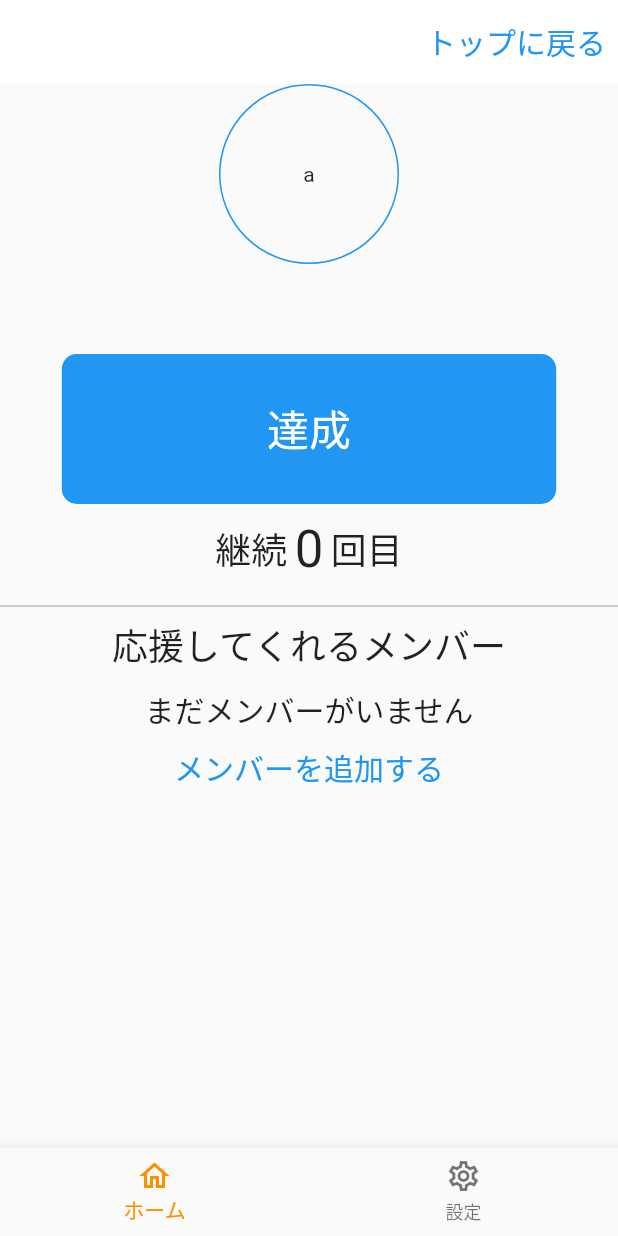
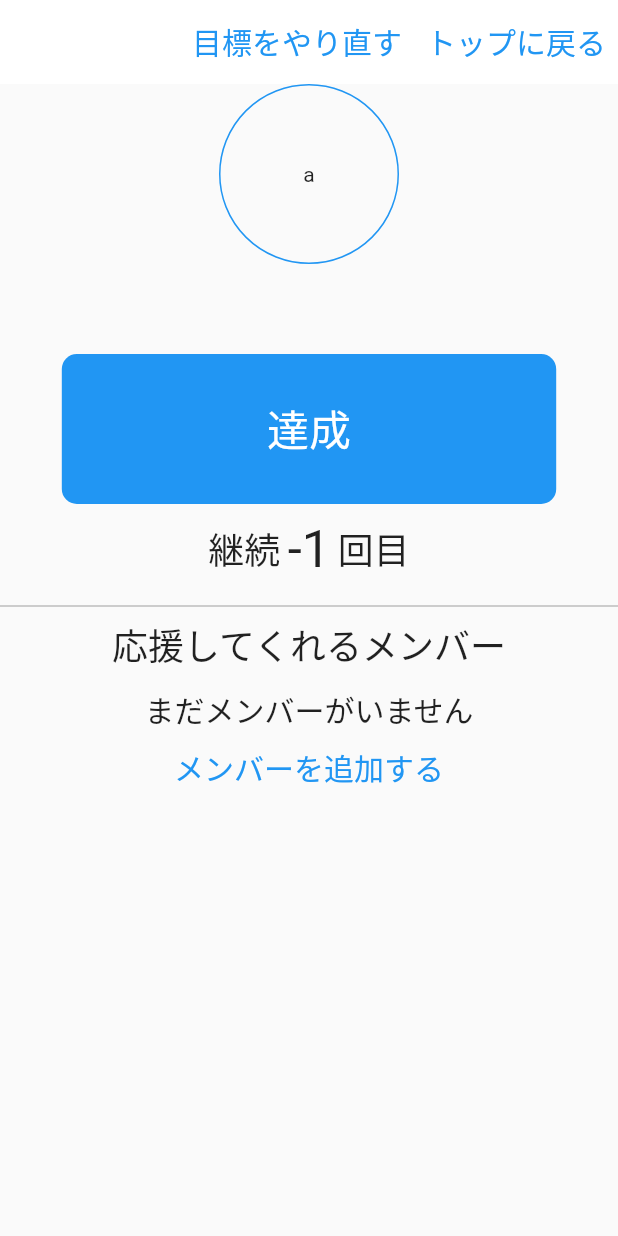
Before and after one commit to y0303noki/YellApp, a Flutter app: the StartMySettingConfirmPage screen opened directly, after a tap on "はじめる", on a phone screen of 412 x 824 dp. Run offline on Flutter 3.47's test engine with Material 2 defaults, Android fonts, the light colour scheme and no system bars; our stand-ins replace bubble, cloud_firestore, firebase_auth, firebase_core, flutter_hooks, hooks_riverpod and 2 more; missing offline and left inert: dart:ffi; accounts and stored records are empty; network calls fail.

Commit message:
コミット

```diff
--- a/lib/firebase/my_goal_firebase.dart
+++ b/lib/firebase/my_goal_firebase.dart
@@ -197,4 +197,9 @@ class MyGoalFirebase {
       print(e);
     }
   }
+
+  /// 指定されたidの目標データを物理削除する
+  Future<void> deleteMyGoalData(String goalId) async {
+    _firestore.collection(myGoals).doc(goalId).delete();
+  }
 }
--- a/lib/screen/my/my_achievement_page.dart
+++ b/lib/screen/my/my_achievement_page.dart
@@ -28,6 +28,13 @@ class MyAchievementPage extends ConsumerWidget {
         elevation: 0,
         actions: [
           TextButton(
+            onPressed: () async {
+              await _myGoalFirebase.deleteMyGoalData(myAchievment.goalId);
+              Navigator.popUntil(context, (route) => route.isFirst);
+            },
+            child: TextWidget.headLineText6('目標をやり直す'),
+          ),
+          TextButton(
             onPressed: () {
               Navigator.popUntil(context, (route) => route.isFirst);
             },
@@ -45,25 +52,6 @@ class MyAchievementPage extends ConsumerWidget {
           physics: const AlwaysScrollableScrollPhysics(),
           child: _futureBody(context, myAchievment, invite),
         ),
-      ),
-      bottomNavigationBar: BottomNavigationBar(
-        backgroundColor: Theme.of(context).canvasColor,
-        items: const <BottomNavigationBarItem>[
-          BottomNavigationBarItem(
-            icon: Icon(Icons.home_outlined),
-            label: 'ホーム',
-          ),
-          BottomNavigationBarItem(
-            icon: Icon(Icons.settings_outlined),
-            label: '設定',
-          ),
-        ],
-        currentIndex: 0,
-        selectedItemColor: Colors.amber[800],
-        onTap: (index) {
-          // フッターを押して画面切り替え
-          // bottomNavigationData.setCurrentIndex(index);
-        },
       ),
     );
   }
@@ -272,9 +260,7 @@ class MyAchievementPage extends ConsumerWidget {
                     return;
                   }
                   myAchievment.tapToday();
-                  int dayOrTime = myAchievment.unitType == 0
-                      ? myAchievment.currentDay
-                      : myAchievment.currentTime;
+                  int dayOrTime = myAchievment.currentDayOrTime;
 
                   // 一言コメント
                   String achievedMyMessage =
@@ -307,11 +293,11 @@ class MyAchievementPage extends ConsumerWidget {
                         left: 5,
                         right: 5,
                       ),
-                      child: myAchievment.unitType == 0
+                      child: myAchievment.isTapedToday
                           ? TextWidget.headLineText4(
-                              '${myAchievment.currentDay}')
+                              '${myAchievment.currentDayOrTime - 1}')
                           : TextWidget.headLineText4(
-                              '${myAchievment.currentTime}'),
+                              '${myAchievment.currentDayOrTime}'),
                     ),
                     TextWidget.headLineText5(
                         myAchievment.unitType == 0 ? '日目' : '回目'),
--- a/lib/state/my_achievment_provider.dart
+++ b/lib/state/my_achievment_provider.dart
@@ -22,6 +22,15 @@ class MyAchievment extends ChangeNotifier {
   bool refresh = false; // データを通信し直すかどうか。画面を最初に表示したときとリフレッシュしたとき
   DateTime? updatedCurrentDayAt; // 最後に達成ボタンを押した日付
 
+  // day or time
+  int get currentDayOrTime {
+    if (unitType == 0) {
+      return currentDay;
+    } else {
+      return currentTime;
+    }
+  }
+
   void setInitialData(MyGoalModel _myGoalModel) {
     goalId = _myGoalModel.id;
     goalTitle = _myGoalModel.goalTitle;
@@ -30,6 +39,8 @@ class MyAchievment extends ChangeNotifier {
     memberIdList = _myGoalModel.memberIds;
     refresh = false;
     inviteId = _myGoalModel.inviteId;
+    currentDay = _myGoalModel.currentDay;
+    currentTime = _myGoalModel.currentTimes;
 
     // 達成ボタンを押した日付と現在の日付が同じか比較
     if (_myGoalModel.createdAt != null) {
@@ -41,6 +52,8 @@ class MyAchievment extends ChangeNotifier {
           _myGoalModel.updatedCurrentDayAt!.day);
       if (nowDate.isAfter(tapDate)) {
         isTapedToday = false;
+      } else {
+        isTapedToday = true;
       }
     }
   }
```
